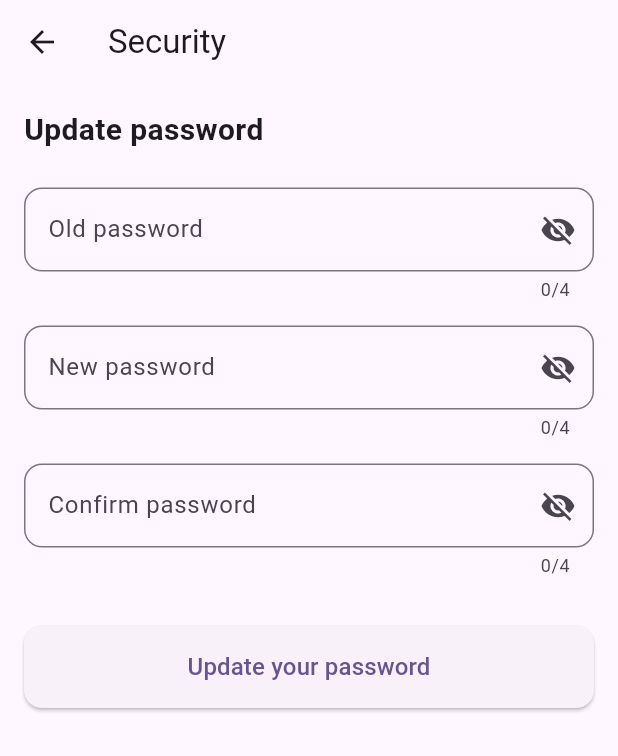
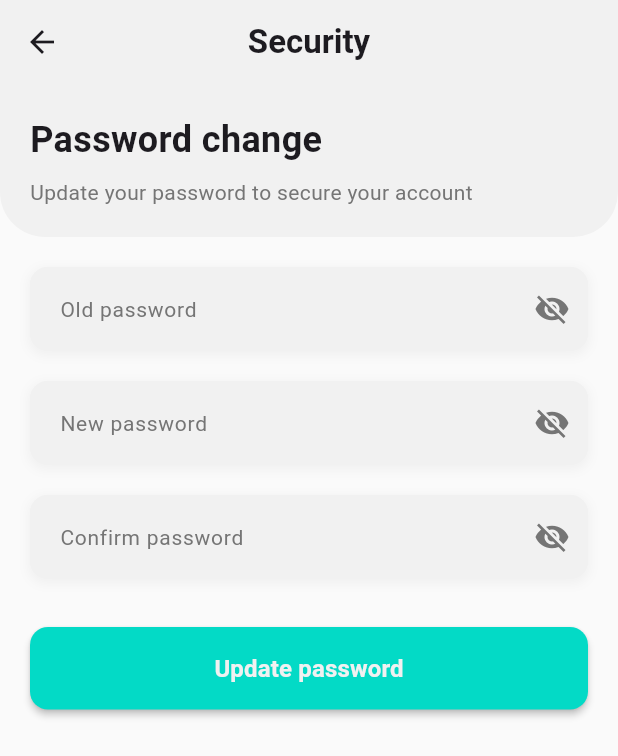
Before and after one commit to Noubissie237/healthy-eating, a Flutter app: the SecurityPage screen opened by its route, on a phone screen of 412 x 824 dp. Shown: the top 756 px of the screen. Run offline on Flutter 3.47's test engine with Material 3 defaults, Android fonts, the phone set to English and light mode, and no system bars; our stand-ins replace geolocator, google_maps_flutter, image_picker, permission_handler, share_plus, shared_preferences and 1 more; missing offline and left inert: flutter_sound; accounts and stored records are empty.

Commit message:
Update Security Page

```diff
--- a/lib/pages/home_page.dart
+++ b/lib/pages/home_page.dart
@@ -566,7 +566,7 @@ class _HomePage extends State<HomePage> {
                                                                 .center,
                                                         children: [
                                                           Text(
-                                                            'Voir plus',
+                                                            'See more',
                                                             style: TextStyle(
                                                               fontSize: 16,
                                                               fontWeight:
@@ -1122,7 +1122,7 @@ class _HomePage extends State<HomePage> {
                                                                 .center,
                                                         children: [
                                                           Text(
-                                                            'Voir plus',
+                                                            'See more',
                                                             style: TextStyle(
                                                               fontSize: 16,
                                                               fontWeight:
--- a/lib/pages/security_page.dart
+++ b/lib/pages/security_page.dart
@@ -1,6 +1,7 @@
 import 'dart:convert';
 
 import 'package:flutter/material.dart';
+import 'package:food_app/colors/my_colors.dart';
 import 'package:food_app/database/database_helper.dart';
 import 'package:shared_preferences/shared_preferences.dart';
 
@@ -57,7 +58,7 @@ class _SecurityPageState extends State<SecurityPage> {
 
         final dbHelper = DatabaseHelper();
 
-        // Vérifier l'ancien mot de passe
+        // Vérifier l'old password
         final isValidPassword = await dbHelper.verifyUser(
           email,
           _oldPasswordController.text,
@@ -67,7 +68,7 @@ class _SecurityPageState extends State<SecurityPage> {
           throw Exception('Incorrect old password');
         }
 
-        // Mettre à jour le mot de passe
+        // Mettre à jour le password
         await dbHelper.updatePassword(
           email,
           _newPasswordController.text,
@@ -100,41 +101,67 @@ class _SecurityPageState extends State<SecurityPage> {
   @override
   Widget build(BuildContext context) {
     return Scaffold(
+      backgroundColor: Colors.grey[50],
       appBar: AppBar(
-        title: const Text('Security'),
-        elevation: 0,
-      ),
-      body: Form(
-        key: _formKey,
-        child: ListView(
-          padding: const EdgeInsets.all(16),
-          children: [
-            const Text(
-              'Update password',
+        title: const Text(
+          'Security',
           style: TextStyle(
-                fontSize: 20,
             fontWeight: FontWeight.bold,
           ),
         ),
-            const SizedBox(height: 24),
-            TextFormField(
-              maxLength: 4,
-              controller: _oldPasswordController,
-              obscureText: _obscureOldPassword,
-              keyboardType: TextInputType.number,
-              decoration: InputDecoration(
-                labelText: 'Old password',
-                border: OutlineInputBorder(
-                  borderRadius: BorderRadius.circular(12),
+        centerTitle: true,
+        backgroundColor: MyColors.backgroundColor,
+        elevation: 0,
       ),
-                suffixIcon: IconButton(
-                  icon: Icon(_obscureOldPassword
-                      ? Icons.visibility_off
-                      : Icons.visibility),
-                  onPressed: () => setState(
-                      () => _obscureOldPassword = !_obscureOldPassword),
+      body: SafeArea(
+        child: SingleChildScrollView(
+          child: Column(
+            children: [
+              Container(
+                width: double.infinity,
+                padding: const EdgeInsets.all(20),
+                decoration: const BoxDecoration(
+                  color: MyColors.backgroundColor,
+                  borderRadius: BorderRadius.only(
+                    bottomLeft: Radius.circular(30),
+                    bottomRight: Radius.circular(30),
                   ),
                 ),
+                child: Column(
+                  crossAxisAlignment: CrossAxisAlignment.start,
+                  children: [
+                    const Text(
+                      'Password change',
+                      style: TextStyle(
+                        fontSize: 24,
+                        fontWeight: FontWeight.bold,
+                      ),
+                    ),
+                    const SizedBox(height: 8),
+                    Text(
+                      'Update your password to secure your account',
+                      style: TextStyle(
+                        fontSize: 14,
+                        color: Colors.grey[600],
+                      ),
+                    ),
+                  ],
+                ),
+              ),
+              Padding(
+                padding: const EdgeInsets.all(20),
+                child: Form(
+                  key: _formKey,
+                  child: Column(
+                    children: [
+                      _buildPasswordField(
+                        controller: _oldPasswordController,
+                        label: 'Old password',
+                        obscureText: _obscureOldPassword,
+                        onToggleVisibility: () {
+                          setState(
+                              () => _obscureOldPassword = !_obscureOldPassword);
+                        },
                         validator: (value) {
                           if (value == null || value.isEmpty) {
                             return 'Enter your old password';
@@ -142,83 +169,144 @@ class _SecurityPageState extends State<SecurityPage> {
                           return null;
                         },
                       ),
-            const SizedBox(height: 16),
-            TextFormField(
+                      const SizedBox(height: 20),
+                      _buildPasswordField(
                         controller: _newPasswordController,
-              keyboardType: TextInputType.number,
+                        label: 'New password',
                         obscureText: _obscureNewPassword,
-              maxLength: 4,
-              decoration: InputDecoration(
-                labelText: 'New password',
-                border: OutlineInputBorder(
-                  borderRadius: BorderRadius.circular(12),
-                ),
-                suffixIcon: IconButton(
-                  icon: Icon(_obscureNewPassword
-                      ? Icons.visibility_off
-                      : Icons.visibility),
-                  onPressed: () => setState(
-                      () => _obscureNewPassword = !_obscureNewPassword),
-                ),
-              ),
+                        onToggleVisibility: () {
+                          setState(
+                              () => _obscureNewPassword = !_obscureNewPassword);
+                        },
                         validator: (value) {
                           if (value == null || value.isEmpty) {
                             return 'Enter a new password';
                           }
                           if (value.length < 4) {
-                  return 'Minimum 4 caracters required !';
+                            return 'Minimum 4 required !';
                           }
                           return null;
                         },
                       ),
-            const SizedBox(height: 16),
-            TextFormField(
-              maxLength: 4,
+                      const SizedBox(height: 20),
+                      _buildPasswordField(
                         controller: _confirmPasswordController,
+                        label: 'Confirm password',
                         obscureText: _obscureConfirmPassword,
-              keyboardType: TextInputType.number,
-              decoration: InputDecoration(
-                labelText: 'Confirm password',
-                border: OutlineInputBorder(
-                  borderRadius: BorderRadius.circular(12),
-                ),
-                suffixIcon: IconButton(
-                  icon: Icon(_obscureConfirmPassword
-                      ? Icons.visibility_off
-                      : Icons.visibility),
-                  onPressed: () => setState(
-                      () => _obscureConfirmPassword = !_obscureConfirmPassword),
-                ),
-              ),
+                        onToggleVisibility: () {
+                          setState(() => _obscureConfirmPassword =
+                              !_obscureConfirmPassword);
+                        },
                         validator: (value) {
                           if (value == null || value.isEmpty) {
-                  return 'Confirm new password';
+                            return 'Confirm the new password';
                           }
                           if (value != _newPasswordController.text) {
-                  return 'Password doesn\'t match';
+                            return 'Passwords do not match';
                           }
                           return null;
                         },
                       ),
                       const SizedBox(height: 32),
-            ElevatedButton(
+                      SizedBox(
+                        width: double.infinity,
+                        child: ElevatedButton(
                           onPressed: _isLoading ? null : _updatePassword,
                           style: ElevatedButton.styleFrom(
+                            backgroundColor: MyColors.secondaryColor,
+                            foregroundColor: MyColors.backgroundColor,
                             padding: const EdgeInsets.symmetric(vertical: 16),
                             shape: RoundedRectangleBorder(
                               borderRadius: BorderRadius.circular(12),
                             ),
+                            elevation: 2,
                           ),
                           child: _isLoading
-                  ? const CircularProgressIndicator()
+                              ? const SizedBox(
+                                  height: 20,
+                                  width: 20,
+                                  child: CircularProgressIndicator(
+                                    color: MyColors.backgroundColor,
+                                    strokeWidth: 2,
+                                  ),
+                                )
                               : const Text(
-                      'Update your password',
-                      style: TextStyle(fontSize: 16),
+                                  'Update password',
+                                  style: TextStyle(
+                                    fontSize: 16,
+                                    fontWeight: FontWeight.bold,
+                                  ),
+                                ),
                         ),
                       ),
                     ],
                   ),
                 ),
+              ),
+            ],
+          ),
+        ),
+      ),
+    );
+  }
+
+  Widget _buildPasswordField({
+    required TextEditingController controller,
+    required String label,
+    required bool obscureText,
+    required VoidCallback onToggleVisibility,
+    required String? Function(String?) validator,
+  }) {
+    return Container(
+      decoration: BoxDecoration(
+        color: MyColors.backgroundColor,
+        borderRadius: BorderRadius.circular(12),
+        boxShadow: [
+          BoxShadow(
+            color: Colors.grey.withOpacity(0.1),
+            spreadRadius: 1,
+            blurRadius: 5,
+            offset: const Offset(0, 2),
+          ),
+        ],
+      ),
+      child: TextFormField(
+        controller: controller,
+        obscureText: obscureText,
+        keyboardType: TextInputType.number,
+        maxLength: 4,
+        style: const TextStyle(fontSize: 16),
+        decoration: InputDecoration(
+          labelText: label,
+          labelStyle: TextStyle(
+            color: Colors.grey[600],
+            fontSize: 14,
+          ),
+          floatingLabelStyle: const TextStyle(
+            color: MyColors.secondaryColor,
+            fontWeight: FontWeight.bold,
+          ),
+          border: OutlineInputBorder(
+            borderRadius: BorderRadius.circular(12),
+            borderSide: BorderSide.none,
+          ),
+          filled: true,
+          fillColor: MyColors.backgroundColor,
+          counterText: "",
+          suffixIcon: IconButton(
+            icon: Icon(
+              obscureText ? Icons.visibility_off : Icons.visibility,
+              color: Colors.grey[600],
+            ),
+            onPressed: onToggleVisibility,
+          ),
+          contentPadding: const EdgeInsets.symmetric(
+            horizontal: 16,
+            vertical: 16,
+          ),
+        ),
+        validator: validator,
+      ),
     );
   }
 }
```
Lines whose indentation alone changed are shown as unchanged.
